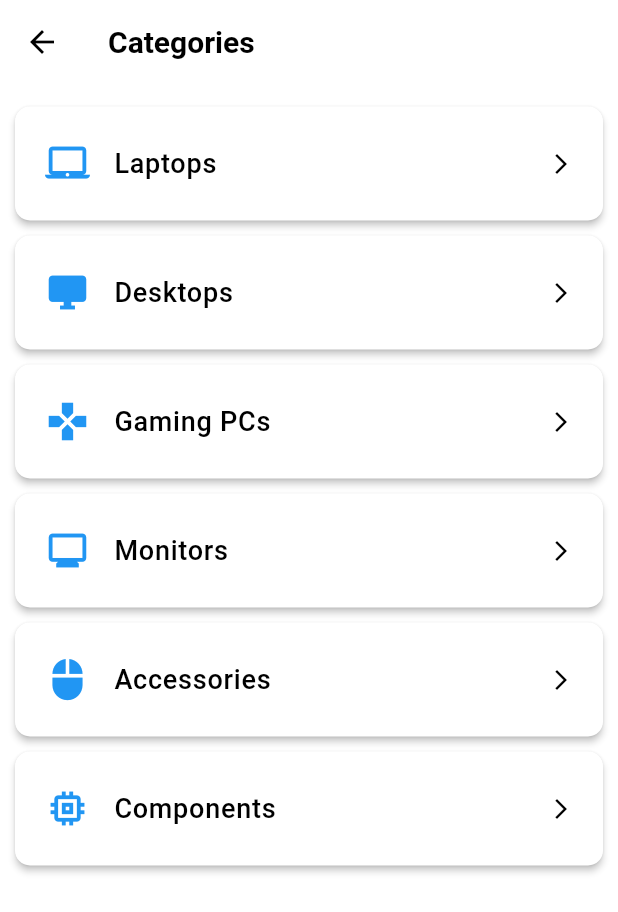
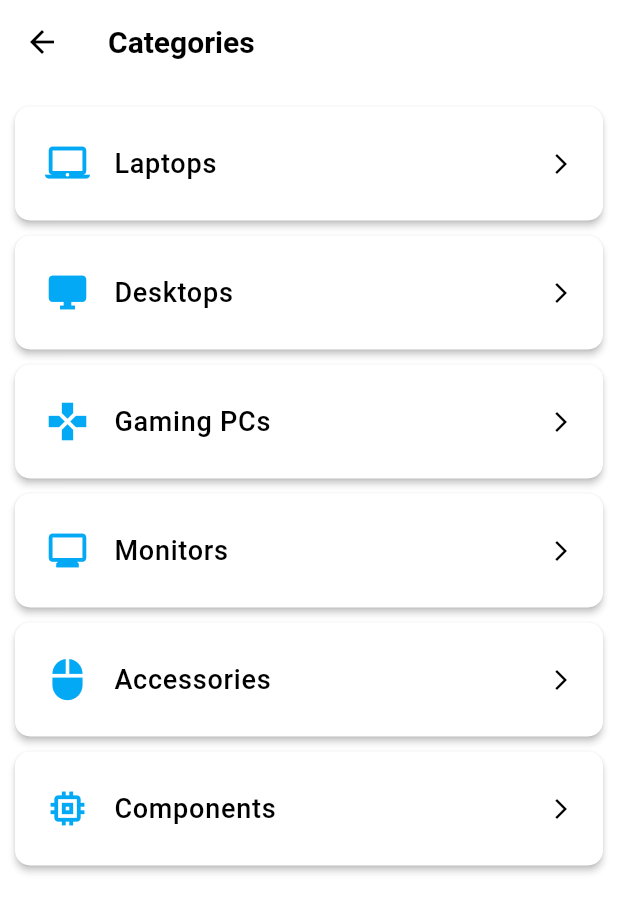
Before and after one commit to sapiia/ComTer, a Flutter app: the screen it shows after launch, in the side drawer, after a tap on "Categories", on a phone screen of 412 x 824 dp. Shown: the top 912 px of the screen. Run offline on Flutter 3.47's test engine with Material 3 defaults, Android fonts, the phone set to English and light mode, and no system bars; network calls fail.

Commit message:
color setting

```diff
--- a/lib/main.dart
+++ b/lib/main.dart
@@ -44,7 +44,7 @@ class MyApp extends StatelessWidget {
       cardColor: Colors.white,
       colorScheme: const ColorScheme.light(
         primary: Colors.blue,
-        secondary: Colors.deepOrange,
+        secondary: Colors.lightBlue,
       ),
       inputDecorationTheme: InputDecorationTheme(
         border: OutlineInputBorder(borderRadius: BorderRadius.circular(12)),
@@ -90,7 +90,7 @@ class MyApp extends StatelessWidget {
       cardColor: const Color(0xFF1E1E1E),
       colorScheme: const ColorScheme.dark(
         primary: Colors.blue,
-        secondary: Colors.deepOrange,
+        secondary: Colors.lightBlue,
       ),
        inputDecorationTheme: InputDecorationTheme(
         border: OutlineInputBorder(borderRadius: BorderRadius.circular(12)),
--- a/lib/screens/categories_screen.dart
+++ b/lib/screens/categories_screen.dart
@@ -32,7 +32,7 @@ class CategoriesScreen extends StatelessWidget {
             shape: RoundedRectangleBorder(borderRadius: BorderRadius.circular(10)),
             child: ListTile(
               contentPadding: const EdgeInsets.symmetric(horizontal: 20, vertical: 10),
-              leading: Icon(category['icon'], size: 30, color: Theme.of(context).primaryColor),
+              leading: Icon(category['icon'], size: 30, color: Theme.of(context).colorScheme.secondary),
               title: Text(category['name'], style: const TextStyle(fontSize: 18, fontWeight: FontWeight.w500)),
               trailing: const Icon(Icons.arrow_forward_ios, size: 16),
               onTap: () {
```
